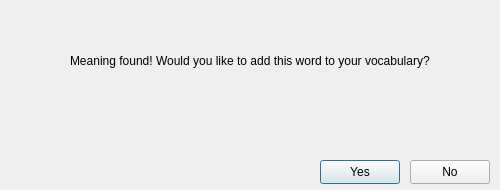
This is src/meaning_found_window/meaning_found_window.ui in sudosys/myvocabulary as Qt 5 draws it before an edit. The edited form follows.
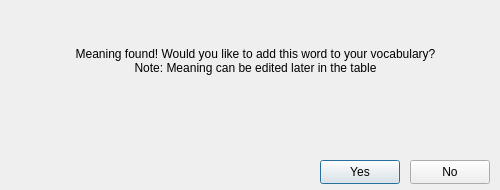
This is the edited form.

Commit message: selected words can be deleted

Patch:
```diff
--- a/src/meaning_found_window/meaning_found_window.ui
+++ b/src/meaning_found_window/meaning_found_window.ui
@@ -49,7 +49,10 @@
     </rect>
    </property>
    <property name="text">
-    <string>Meaning found! Would you like to add this word to your vocabulary?</string>
+    <string>Meaning found! Would you like to add this word to your vocabulary? Note: Meaning can be edited later in the table</string>
+   </property>
+   <property name="alignment">
+    <set>Qt::AlignCenter</set>
    </property>
    <property name="wordWrap">
     <bool>true</bool>
```
The commit also changes 3 other files.
